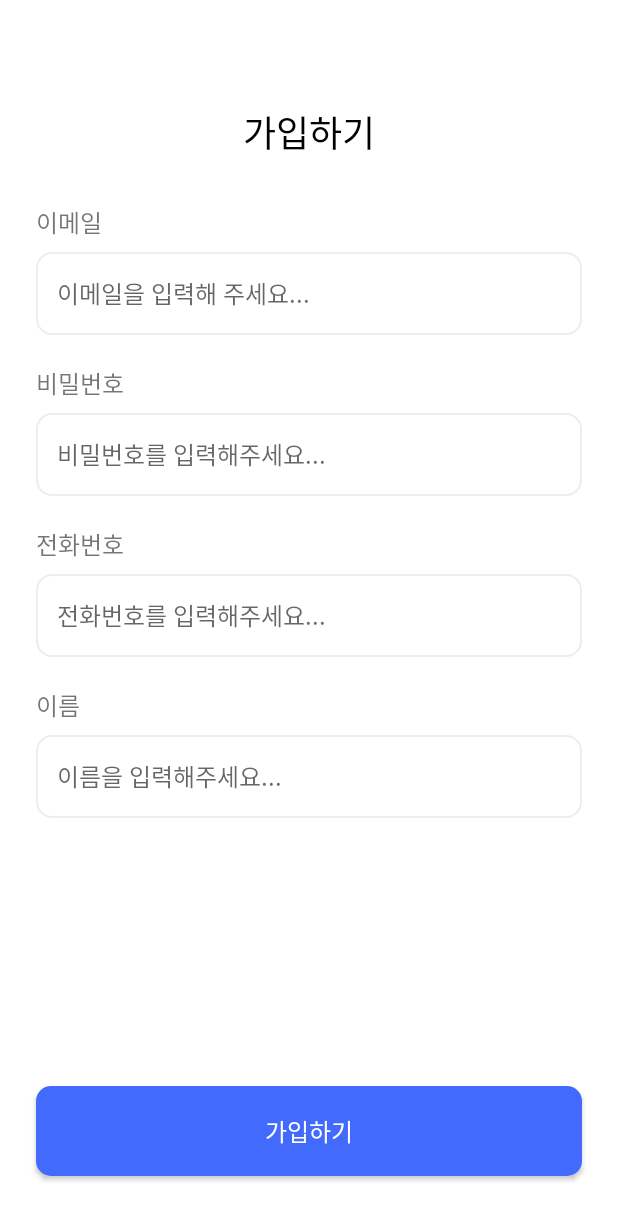
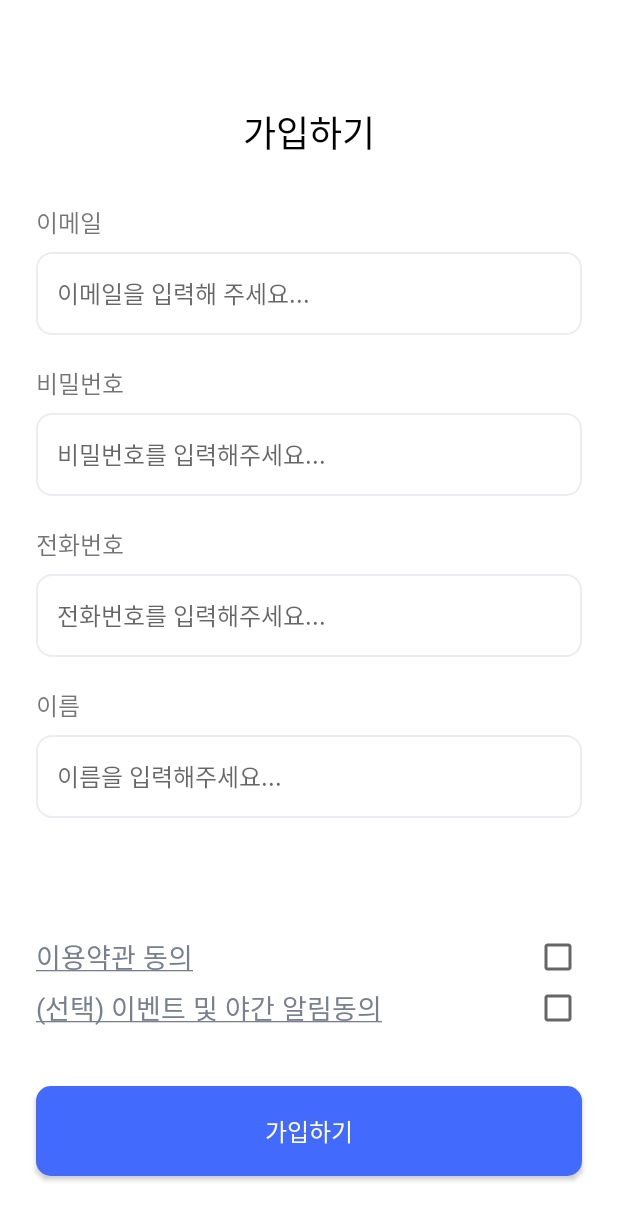
Before and after one commit to readlight/readlight-android, an Android app: the screen it shows after launch (SignUpActivity), after a tap on "이메일로 시작하기", on a phone screen of 412 x 824 dp. Shown: the top 1220 px of the screen. Run offline under Robolectric (Android 15) with nearby library versions, the phone set to English and light mode, and no system bars; our stand-ins replace RxJava, data binding; libraries missing offline, so code that uses them is left out: com.kakao.sdk, com.orhanobut.logger; 2 statements that could not run were skipped.

Commit message:
fix: DI problem

```diff
--- a/app/build.gradle
+++ b/app/build.gradle
@@ -58,6 +58,7 @@ dependencies {
     //UI
     implementation 'in.seunghyun:slush:1.1.0'
     implementation 'androidx.constraintlayout:constraintlayout:1.1.3'
+    implementation 'com.google.android.material:material:1.2.0'
 
     //Koin
     implementation "org.koin:koin-core:$koin_version"
--- a/app/src/main/java/com/readlab/readlight/presentation/App.kt
+++ b/app/src/main/java/com/readlab/readlight/presentation/App.kt
@@ -21,7 +21,7 @@ class App : Application() {
         startKoin {
             androidLogger(Level.ERROR)
             androidContext(this@App)
-            modules(mRepository, mNetworkModules, mUseCases, mViewModels)
+            modules(mNetworkModules, mRepository, mUseCases, mViewModels)
         }
 
         KakaoSdk.init(this, BuildConfig.KAKAO_API_KEY)
--- a/app/src/main/java/com/readlab/readlight/presentation/di/AppModule.kt
+++ b/app/src/main/java/com/readlab/readlight/presentation/di/AppModule.kt
@@ -3,9 +3,9 @@ package com.readlab.readlight.presentation.di
 import com.readlab.readlight.data.api.UserApi
 import com.readlab.readlight.data.repositories.UserRepositoryImpl
 import com.readlab.readlight.domain.model.Response
+import com.readlab.readlight.domain.repositories.UserRepository
 import com.readlab.readlight.domain.usecase.UserUseCase
 import com.readlab.readlight.presentation.common.AsyncFlowableTransformer
-import com.readlab.readlight.presentation.network.ReadLightAuthInterceptor
 import com.readlab.readlight.presentation.network.httpClient
 import com.readlab.readlight.presentation.network.retrofitClient
 import com.readlab.readlight.presentation.ui.signup.SignUpViewModel
@@ -15,7 +15,7 @@ import org.koin.dsl.module
 import retrofit2.Retrofit
 
 val mRepository = module {
-    single(named(USER_REPOSITORY)) { UserRepositoryImpl(get(named(USER_API))) }
+    single<UserRepository>(named(USER_REPOSITORY)) { UserRepositoryImpl(get(named(USER_API))) }
 }
 
 val mUseCases = module {
@@ -24,13 +24,13 @@ val mUseCases = module {
             repository = get(named(USER_REPOSITORY)),
             transformer = AsyncFlowableTransformer<Response>()
         )
-    } //뉴스 UseCase
+    }
 }
 
 val mNetworkModules = module {
-    single(named(READLIGHT_HTTP)) { httpClient(ReadLightAuthInterceptor()) }
+    single(named(READLIGHT_HTTP)) { httpClient() }
     single(named(READLIGHT_CLIENT)) { retrofitClient(BASE_URL, get(named(READLIGHT_HTTP))) }
-    single(named(USER_API)) { (get(named(READLIGHT_CLIENT)) as Retrofit).create(UserApi::class.java) }
+    single<UserApi>(named(USER_API)) { (get(named(READLIGHT_CLIENT)) as Retrofit).create(UserApi::class.java) }
 }
 
 val mViewModels = module {
--- a/app/src/main/java/com/readlab/readlight/presentation/network/Network.kt
+++ b/app/src/main/java/com/readlab/readlight/presentation/network/Network.kt
@@ -9,7 +9,7 @@ import retrofit2.adapter.rxjava3.RxJava3CallAdapterFactory
 import retrofit2.converter.gson.GsonConverterFactory
 import java.util.concurrent.TimeUnit
 
-fun httpClient(interceptor: Interceptor): OkHttpClient {
+fun httpClient(interceptor: Interceptor = ReadLightAuthInterceptor()): OkHttpClient {
     val httpLoggingInterceptor = HttpLoggingInterceptor(HttpLoggingInterceptor.Logger.DEFAULT)
     val clientBuilder = OkHttpClient.Builder()
 
@@ -24,9 +24,10 @@ fun httpClient(interceptor: Interceptor): OkHttpClient {
     return clientBuilder.build()
 }
 
-fun retrofitClient(baseUrl: String, client: OkHttpClient): Retrofit = Retrofit.Builder()
-    .baseUrl(baseUrl)
-    .client(client)
-    .addConverterFactory(GsonConverterFactory.create())
-    .addCallAdapterFactory(RxJava3CallAdapterFactory.create())
-    .build()
+fun retrofitClient(baseUrl: String, client: OkHttpClient): Retrofit =
+    Retrofit.Builder()
+        .baseUrl(baseUrl)
+        .client(client)
+        .addConverterFactory(GsonConverterFactory.create())
+        .addCallAdapterFactory(RxJava3CallAdapterFactory.create())
+        .build()
--- a/app/src/main/java/com/readlab/readlight/presentation/network/ReadLightAuthInterceptor.kt
+++ b/app/src/main/java/com/readlab/readlight/presentation/network/ReadLightAuthInterceptor.kt
@@ -16,6 +16,7 @@ class ReadLightAuthInterceptor : Interceptor {
         val request = builder
             .addHeader("Authorization", authHeader)
             .addHeader("accept", "application/json; charset=utf-8")
+            .removeHeader("Content-Type")
             .addHeader("Content-Type", "application/x-www-form-urlencoded; charset=utf-8")
             .build()
 
--- a/app/src/main/java/com/readlab/readlight/presentation/ui/signup/SignUpActivity.kt
+++ b/app/src/main/java/com/readlab/readlight/presentation/ui/signup/SignUpActivity.kt
@@ -8,10 +8,10 @@ import com.readlab.readlight.databinding.ActivitySignupBinding
 import com.readlab.readlight.domain.repositories.SignInQuery
 import kotlinx.android.synthetic.main.activity_main.signUpButton
 import kotlinx.android.synthetic.main.activity_signup.*
-import org.koin.androidx.viewmodel.ext.android.viewModel
+import org.koin.android.ext.android.inject
 
 class SignUpActivity : AppCompatActivity() {
-    private val signViewModel: SignUpViewModel by viewModel()
+    private val signViewModel: SignUpViewModel by inject()
 
     override fun onCreate(savedInstanceState: Bundle?) {
         super.onCreate(savedInstanceState)
--- a/app/src/main/java/com/readlab/readlight/presentation/ui/signup/SignUpViewModel.kt
+++ b/app/src/main/java/com/readlab/readlight/presentation/ui/signup/SignUpViewModel.kt
@@ -5,15 +5,11 @@ import com.orhanobut.logger.Logger
 import com.readlab.readlight.domain.repositories.SignInQuery
 import com.readlab.readlight.domain.usecase.UserUseCase
 import com.readlab.readlight.presentation.common.BaseViewModel
-import io.reactivex.rxjava3.disposables.CompositeDisposable
 
 class SignUpViewModel(private val userUseCase: UserUseCase) : BaseViewModel() {
-    private val disposable: CompositeDisposable = CompositeDisposable()
     val userQuery = MutableLiveData<SignInQuery>(SignInQuery())
 
     fun signIn(query: SignInQuery) {
-        //val query: SignInQuery = userQuery.value ?: SignInQuery()
-
         val disposable = userUseCase
             .postSignIn(query)
             .subscribe({ response ->
--- a/app/src/main/java/com/readlab/readlight/presentation/ui/splash/SplashActivity.kt
+++ b/app/src/main/java/com/readlab/readlight/presentation/ui/splash/SplashActivity.kt
@@ -9,5 +9,6 @@ class SplashActivity : AppCompatActivity() {
     override fun onCreate(savedInstanceState: Bundle?) {
         super.onCreate(savedInstanceState)
         startActivity(Intent(this, OnBoardActivity::class.java))
+        finish()
     }
 }
--- a/app/src/main/res/layout/activity_signup.xml
+++ b/app/src/main/res/layout/activity_signup.xml
@@ -17,9 +17,9 @@
             android:id="@+id/linearLayout"
             android:layout_width="match_parent"
             android:layout_height="wrap_content"
-            android:layout_marginStart="24dp"
             android:layout_marginTop="70dp"
             android:layout_marginEnd="24dp"
+            android:layout_marginStart="24dp"
             android:orientation="vertical"
             app:layout_constraintEnd_toEndOf="parent"
             app:layout_constraintStart_toStartOf="parent"
@@ -169,6 +169,66 @@
 
         </LinearLayout>
 
+        <LinearLayout
+            android:layout_width="match_parent"
+            android:layout_height="wrap_content"
+            android:layout_marginStart="24dp"
+            android:layout_marginEnd="24dp"
+            android:layout_marginBottom="36dp"
+            android:orientation="vertical"
+            app:layout_constraintBottom_toTopOf="@+id/signUpButton"
+            app:layout_constraintEnd_toEndOf="parent"
+            app:layout_constraintStart_toStartOf="parent">
+
+            <RelativeLayout
+                android:layout_width="match_parent"
+                android:layout_height="wrap_content">
+
+                <TextView
+                    android:layout_width="wrap_content"
+                    android:layout_height="wrap_content"
+                    android:layout_centerVertical="true"
+                    android:fontFamily="@font/noto_medium"
+                    android:includeFontPadding="false"
+                    android:text="@string/text_agree_term"
+                    android:textColor="@color/blueGray"
+                    android:textSize="18sp" />
+
+                <CheckBox
+                    android:layout_width="32dp"
+                    android:layout_height="32dp"
+                    android:layout_alignParentEnd="true"
+                    android:background="?android:attr/listChoiceIndicatorMultiple"
+                    android:button="@null" />
+
+            </RelativeLayout>
+
+            <RelativeLayout
+                android:layout_width="match_parent"
+                android:layout_height="wrap_content"
+                android:layout_marginTop="2dp">
+
+                <TextView
+                    android:layout_width="wrap_content"
+                    android:layout_height="wrap_content"
+                    android:layout_centerVertical="true"
+                    android:fontFamily="@font/noto_medium"
+                    android:includeFontPadding="false"
+                    android:text="@string/text_agree_alram_term"
+                    android:textColor="@color/blueGray"
+                    android:textSize="18sp" />
+
+                <CheckBox
+                    android:layout_width="32dp"
+                    android:layout_height="32dp"
+                    android:layout_alignParentEnd="true"
+                    android:background="?android:attr/listChoiceIndicatorMultiple"
+                    android:button="@null" />
+
+            </RelativeLayout>
+
+        </LinearLayout>
+
         <com.clean.custom.LitButton
             android:id="@+id/signUpButton"
             android:layout_width="match_parent"
--- a/app/src/main/res/values/colors.xml
+++ b/app/src/main/res/values/colors.xml
@@ -3,4 +3,5 @@
     <color name="colorPrimary">#FFFFFF</color>
     <color name="colorPrimaryDark">#000000</color>
     <color name="colorAccent">#426AFC</color>
+    <color name="blueGray">#788090</color>
 </resources>
--- a/app/src/main/res/values/strings.xml
+++ b/app/src/main/res/values/strings.xml
@@ -16,4 +16,6 @@
     <string name="hint_pls_write_name">이름을 입력해주세요...</string>
     <string name="text_phone">전화번호</string>
     <string name="hint_pls_write_phone">전화번호를 입력해주세요...</string>
+    <string name="text_agree_term"><u>이용약관 동의</u></string>
+    <string name="text_agree_alram_term"><u>(선택) 이벤트 및 야간 알림동의</u></string>
 </resources>
```
